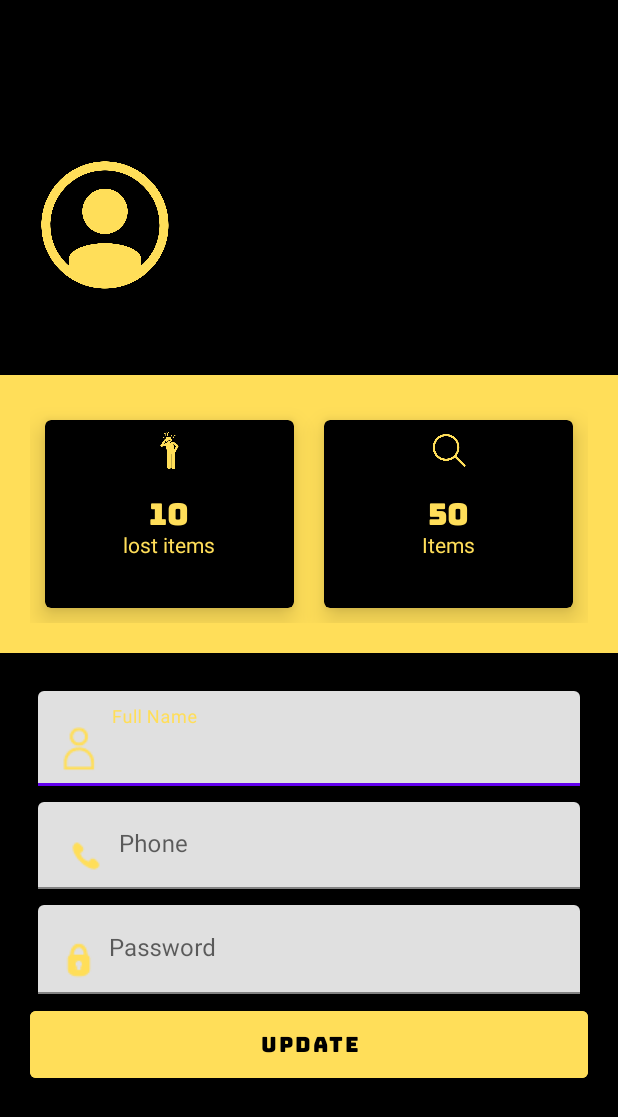
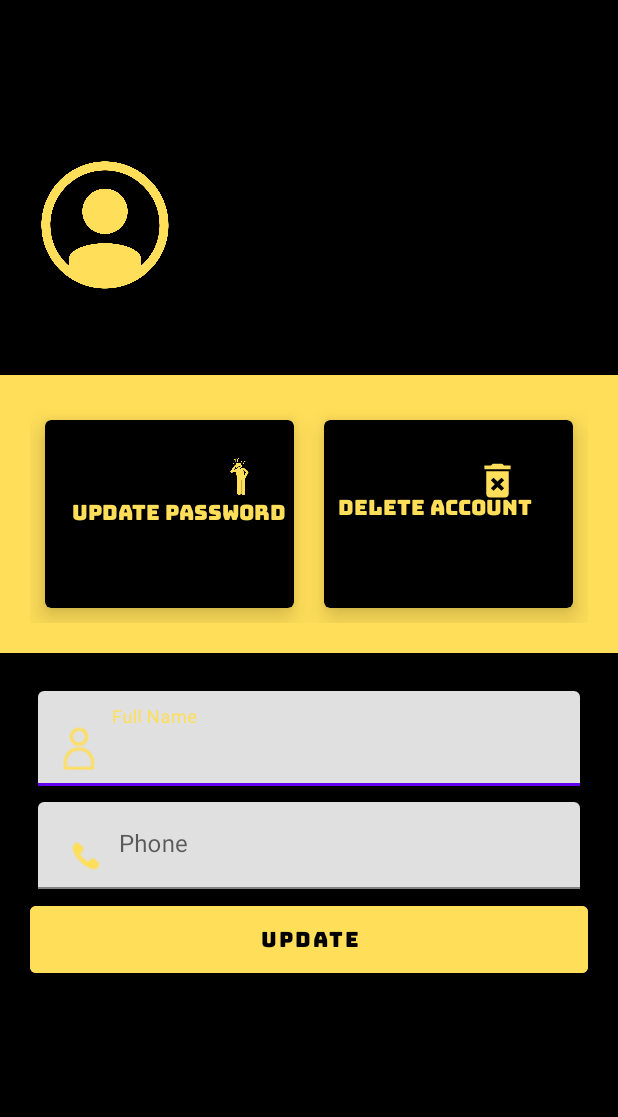
Before and after one commit to AbdullahRM3/FindMeStuff, an Android app: the UserProfile screen opened directly, with no data from a screen before it, on a phone screen of 412 x 824 dp. Shown: the top 1117 px of the screen. Run offline under Robolectric (Android 15) with nearby library versions, the phone set to English and light mode, and no system bars; our stand-ins replace CircleImageView, Firebase (no records; nobody signed in at launch, a user with empty details on screens opened directly); libraries missing offline, so code that uses them is left out: com.orhanobut.dialogplus; Roboto replaces fonts that are not available here.

Commit message:
project completed for fyp

```diff
--- a/app/src/main/java/com/r3/findmestuff/QrCodeScanner.java
+++ b/app/src/main/java/com/r3/findmestuff/QrCodeScanner.java
@@ -42,7 +42,7 @@ public class QrCodeScanner extends AppCompatActivity {
                         Intent intent = new Intent(QrCodeScanner.this, ItemScannedResult.class);
                         intent.putExtra("QR_RESULT", result.getText());
                         startActivity(intent);
-                        Toast.makeText(QrCodeScanner.this, result.getText(), Toast.LENGTH_SHORT).show();
+                        //Toast.makeText(QrCodeScanner.this, result.getText(), Toast.LENGTH_SHORT).show();
                     }
                 });
             }
--- a/app/src/main/java/com/r3/findmestuff/UserProfile.java
+++ b/app/src/main/java/com/r3/findmestuff/UserProfile.java
@@ -6,16 +6,26 @@ import androidx.annotation.NonNull;
 import androidx.annotation.Nullable;
 import androidx.appcompat.app.AppCompatActivity;
 
+import android.app.AlertDialog;
+import android.content.DialogInterface;
 import android.content.Intent;
 import android.os.Bundle;
 import android.util.Log;
+import android.util.Patterns;
 import android.view.View;
+import android.widget.Button;
+import android.widget.EditText;
 import android.widget.TextView;
 import android.widget.Toast;
 
+import com.google.android.gms.tasks.OnCompleteListener;
+import com.google.android.gms.tasks.Task;
 import com.google.android.material.textfield.TextInputLayout;
+import com.google.firebase.auth.AuthCredential;
+import com.google.firebase.auth.EmailAuthProvider;
 import com.google.firebase.auth.FirebaseAuth;
 import com.google.firebase.auth.FirebaseUser;
+import com.google.firebase.crashlytics.internal.model.CrashlyticsReport;
 import com.google.firebase.database.ChildEventListener;
 import com.google.firebase.database.DataSnapshot;
 import com.google.firebase.database.DatabaseError;
@@ -23,26 +33,31 @@ import com.google.firebase.database.DatabaseReference;
 import com.google.firebase.database.FirebaseDatabase;
 import com.google.firebase.database.Query;
 import com.google.firebase.database.ValueEventListener;
+import com.orhanobut.dialogplus.DialogPlus;
+import com.orhanobut.dialogplus.ViewHolder;
 
 public class UserProfile extends AppCompatActivity {
-    TextInputLayout username, phone, password ;
+    TextInputLayout username, phone;
     TextView fullnameLabel, usernameLabel;
     String _USERNAME,_PASSWORD,_EMAIL,_PHONE, UserID;
     DatabaseReference mRef;
+    private FirebaseAuth mAuth;
     FirebaseUser firebaseUser;
+    AuthCredential credential;
 
 
     @Override
     protected void onCreate(Bundle savedInstanceState) {
         super.onCreate(savedInstanceState);
         setContentView(R.layout.activity_user_profile);
+        mAuth = FirebaseAuth.getInstance();
         firebaseUser = FirebaseAuth.getInstance().getCurrentUser();
         mRef = FirebaseDatabase.getInstance().getReference("Users");
         UserID = firebaseUser.getUid();
 
         //hooks
         username=findViewById(R.id.update_full_name);
-        password=findViewById(R.id.update_password);
+       // password=findViewById(R.id.update_password);
         phone=findViewById(R.id.update_phone);
         fullnameLabel=findViewById(R.id.full_name);
         usernameLabel=findViewById(R.id.username_profile);
@@ -76,7 +91,7 @@ public class UserProfile extends AppCompatActivity {
                     usernameLabel.setText(_EMAIL);
                     username.getEditText().setText(_USERNAME);
                     phone.getEditText().setText(_PHONE);
-                    password.getEditText().setText(_PASSWORD);
+
                 }
             }
 
@@ -89,22 +104,12 @@ public class UserProfile extends AppCompatActivity {
 
     }
     public void update(View v){
-        if(isUserNameChanged()|| isPasswordChanged()|| isPhoneChanged()){
+        if(isUserNameChanged()|| isPhoneChanged()){
             Toast.makeText(this,"Data has been updated",Toast.LENGTH_LONG).show();
 
         }
         else  Toast.makeText(this,"Data is same and cannot be updated",Toast.LENGTH_LONG).show();
 
-    }
-    private boolean isPasswordChanged(){
-        if(!_PASSWORD.equals(password.getEditText().getText().toString()))
-        {
-            mRef.child(UserID).child("password").setValue(password.getEditText().getText().toString());
-            _PASSWORD=password.getEditText().getText().toString();
-            return true;
-        }else{
-            return false;
-        }
     }
     private boolean isUserNameChanged(){
         if(!_USERNAME.equals(username.getEditText().getText().toString())){
@@ -126,4 +131,99 @@ public class UserProfile extends AppCompatActivity {
         }
 
     }
+    public void Update_Password(View v){
+
+        mAuth.sendPasswordResetEmail(_EMAIL).addOnCompleteListener(new OnCompleteListener<Void>() {
+            @Override
+            public void onComplete(@NonNull Task<Void> task) {
+                if(task.isSuccessful()){
+                    Toast.makeText(UserProfile.this,"Check your Email to reset password",Toast.LENGTH_LONG).show();
+                }else{
+                    Toast.makeText(UserProfile.this,"try again, Something went wrong",Toast.LENGTH_SHORT).show();
+
+                }
+            }
+        });
+/*        final DialogPlus dialogPlus = DialogPlus.newDialog(UserProfile.this)
+                .setContentHolder(new ViewHolder(R.layout.reset_password))
+                .setExpanded(true,400)
+                .create();
+        EditText emailPass = v.findViewById(R.id.email_pass);
+
+
+        Button reset = v.findViewById(R.id.btn_reset);
+
+        reset.setOnClickListener(new View.OnClickListener() {
+            @Override
+            public void onClick(View view) {
+                String email =emailPass.getText().toString().trim();
+                if(email.isEmpty()){
+
+                    emailPass.setError("Email is Required");
+                    emailPass.requestFocus();
+                }
+                if(!Patterns.EMAIL_ADDRESS.matcher(email).matches()){
+                    emailPass.setError("Please provide a valid email");
+                    emailPass.requestFocus();
+
+                }
+
+                mAuth.sendPasswordResetEmail(email).addOnCompleteListener(new OnCompleteListener<Void>() {
+                    @Override
+                    public void onComplete(@NonNull Task<Void> task) {
+                        if(task.isSuccessful()){
+                            Toast.makeText(UserProfile.this,"Check your Email to reset password",Toast.LENGTH_LONG).show();
+                        }else{
+                            Toast.makeText(UserProfile.this,"try again, Something went wrong",Toast.LENGTH_SHORT).show();
+
+                        }
+                    }
+                });
+            }
+        });
+        dialogPlus.show(); */
+    }
+    public void Delete_Account(View v){
+
+        AlertDialog.Builder builder = new AlertDialog.Builder(UserProfile.this);
+        builder.setTitle("Are you Sure??");
+        builder.setMessage("deleted accounts cant be recovered");
+        builder.setPositiveButton("delete", new DialogInterface.OnClickListener() {
+            @Override
+            public void onClick(DialogInterface dialogInterface, int i) {
+                credential = EmailAuthProvider
+                        .getCredential(_EMAIL, _PASSWORD);
+                firebaseUser.reauthenticate(credential).addOnCompleteListener(new OnCompleteListener<Void>() {
+                    @Override
+                    public void onComplete(@NonNull Task<Void> task) {
+                        firebaseUser.delete().addOnCompleteListener(new OnCompleteListener<Void>() {
+                            @Override
+                            public void onComplete(@NonNull Task<Void> task) {
+                                if(task.isSuccessful()){
+                                    Toast.makeText(UserProfile.this, "Account deleted", Toast.LENGTH_SHORT).show();
+                                    mRef.child(UserID).removeValue();
+                                    mAuth.signOut();
+                                    Intent intent = new Intent(UserProfile.this,Login.class);
+                                    startActivity(intent);
+                                }
+                            }
+                        });
+                    }
+                });
+
+
+            }
+        });
+        builder.setNegativeButton("cancel", new DialogInterface.OnClickListener() {
+            @Override
+            public void onClick(DialogInterface dialogInterface, int i) {
+                Toast.makeText(UserProfile.this, "canceled", Toast.LENGTH_SHORT).show();
+            }
+
+        });
+
+        builder.show();
+
+    }
+
 }
--- /dev/null
+++ b/app/src/main/res/drawable/delete_forever_24.xml
@@ -0,0 +1,5 @@
+<vector android:height="24dp" android:tint="#FFDE59"
+    android:viewportHeight="24" android:viewportWidth="24"
+    android:width="24dp" xmlns:android="http://schemas.android.com/apk/res/android">
+    <path android:fillColor="@android:color/white" android:pathData="M6,19c0,1.1 0.9,2 2,2h8c1.1,0 2,-0.9 2,-2L18,7L6,7v12zM8.46,11.88l1.41,-1.41L12,12.59l2.12,-2.12 1.41,1.41L13.41,14l2.12,2.12 -1.41,1.41L12,15.41l-2.12,2.12 -1.41,-1.41L10.59,14l-2.13,-2.12zM15.5,4l-1,-1h-5l-1,1L5,4v2h14L19,4z"/>
+</vector>
--- a/app/src/main/res/layout/activity_login.xml
+++ b/app/src/main/res/layout/activity_login.xml
@@ -92,6 +92,7 @@
             android:layout_gravity="right"
             android:elevation="0dp"
             android:textColor="#ffde59"
+            android:onClick="ForgotPasswordDialog"
             android:layout_margin="5dp"
             />
 
--- a/app/src/main/res/layout/activity_user_profile.xml
+++ b/app/src/main/res/layout/activity_user_profile.xml
@@ -75,34 +75,32 @@
                 <RelativeLayout
                     android:layout_width="match_parent"
                     android:layout_height="match_parent"
+                    android:onClick="Update_Password"
                     android:padding="5dp">
+
 
                     <ImageView
                         android:id="@+id/lost_image"
                         android:layout_width="30dp"
                         android:layout_height="30dp"
-                        android:layout_centerHorizontal="true"
+                        android:layout_alignParentTop="true"
+                        android:layout_alignParentEnd="true"
+                        android:layout_marginTop="17dp"
+                        android:layout_marginEnd="16dp"
                         android:src="@drawable/lostitem" />
-
-                    <TextView
-                        android:id="@+id/lost_label"
-                        android:layout_width="wrap_content"
-                        android:layout_height="wrap_content"
-                        android:layout_centerInParent="true"
-                        android:fontFamily="@font/bungee"
-                        android:includeFontPadding="false"
-                        android:text="10"
-                        android:textColor="#ffde59"
-                        android:textSize="20sp" />
 
                     <TextView
                         android:id="@+id/lost_desc"
                         android:layout_width="wrap_content"
                         android:layout_height="wrap_content"
-                        android:layout_below="@id/lost_label"
-                        android:layout_centerInParent="true"
+                        android:layout_alignParentEnd="true"
+                        android:layout_alignParentBottom="true"
+                        android:layout_marginEnd="0dp"
+                        android:layout_below="@+id/lost_image"
+                        android:layout_marginBottom="25dp"
+                        android:fontFamily="@font/bungee"
                         android:includeFontPadding="false"
-                        android:text="lost items"
+                        android:text="Update Password"
                         android:textColor="#ffde59"
                         android:textSize="14sp" />
 
@@ -124,34 +122,33 @@
                 <RelativeLayout
                     android:layout_width="match_parent"
                     android:layout_height="match_parent"
+                    android:onClick="Delete_Account"
                     android:padding="5dp">
+
 
                     <ImageView
                         android:id="@+id/items_image"
                         android:layout_width="30dp"
                         android:layout_height="30dp"
-                        android:layout_centerHorizontal="true"
-                        android:src="@drawable/magnifying" />
-
-                    <TextView
-                        android:id="@+id/items_label"
-                        android:layout_width="wrap_content"
-                        android:layout_height="wrap_content"
-                        android:layout_centerInParent="true"
-                        android:fontFamily="@font/bungee"
-                        android:includeFontPadding="false"
-                        android:text="50"
-                        android:textColor="#ffde59"
-                        android:textSize="20sp" />
+                        android:layout_alignParentStart="true"
+                        android:layout_alignParentTop="true"
+                        android:layout_marginStart="95dp"
+                        android:layout_marginTop="20dp"
+                        android:src="@drawable/delete_forever_24" />
 
                     <TextView
                         android:id="@+id/registered_desc"
                         android:layout_width="wrap_content"
                         android:layout_height="wrap_content"
-                        android:layout_below="@id/items_label"
-                        android:layout_centerInParent="true"
+                        android:layout_below="@+id/items_image"
+                        android:layout_alignParentStart="true"
+                        android:layout_alignParentBottom="true"
+                        android:layout_marginStart="4dp"
+                        android:layout_marginTop="-6dp"
+                        android:layout_marginBottom="39dp"
+                        android:fontFamily="@font/bungee"
                         android:includeFontPadding="false"
-                        android:text="Items"
+                        android:text="Delete Account"
                         android:textColor="#ffde59"
                         android:textSize="14sp" />
 
@@ -217,29 +214,7 @@
 
 
             </com.google.android.material.textfield.TextInputLayout>
-            <com.google.android.material.textfield.TextInputLayout
-                android:id="@+id/update_password"
-                style="@style/ThemeOverlay.Material3.TextInputEditText.OutlinedBox"
-                android:layout_width="match_parent"
-                android:layout_height="wrap_content"
-                android:layout_margin="5dp"
-                android:hint="Password"
-                app:hintTextColor="#ffde59"
-                android:layout_marginBottom="10dp"
 
-                >
-
-                <com.google.android.material.textfield.TextInputEditText
-                    android:layout_width="match_parent"
-                    android:layout_height="wrap_content"
-                    android:drawableLeft="@drawable/small_pass"
-                    android:drawablePadding="10dp"
-
-
-                    />
-
-
-            </com.google.android.material.textfield.TextInputLayout>
 
             <Button
                 android:layout_width="match_parent"
```
Also changed, not shown: app/src/main/java/com/r3/findmestuff/AdapterItem.java (+6 -4 lines), app/src/main/java/com/r3/findmestuff/Login.java (+69 -4 lines), app/src/main/java/com/r3/findmestuff/Signup.java (+15 -5 lines), app/src/main/res/layout/reset_password.xml (added, +55 -0 lines).
